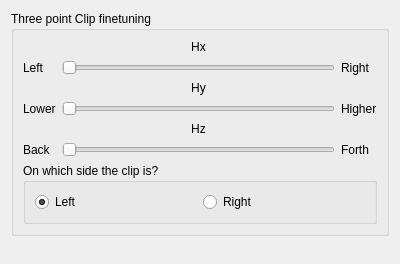
First picture: the form in src/qt_gui/clip_tweaking.ui, repository mavak/linux-track, before the edit.
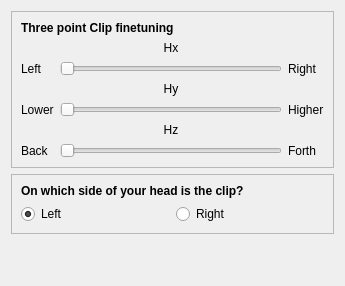
Second picture: the form after the edit.

What changed in the file:
```diff
--- a/src/qt_gui/clip_tweaking.ui
+++ b/src/qt_gui/clip_tweaking.ui
@@ -6,8 +6,8 @@
    <rect>
     <x>0</x>
     <y>0</y>
-    <width>400</width>
-    <height>264</height>
+    <width>345</width>
+    <height>286</height>
    </rect>
   </property>
   <property name="windowTitle">
@@ -15,11 +15,27 @@
   </property>
   <layout class="QVBoxLayout" name="verticalLayout_2">
    <item>
-    <widget class="QGroupBox" name="groupBox">
-     <property name="title">
-      <string>Three point Clip finetuning</string>
+    <widget class="QFrame" name="frame">
+     <property name="frameShape">
+      <enum>QFrame::StyledPanel</enum>
+     </property>
+     <property name="frameShadow">
+      <enum>QFrame::Raised</enum>
      </property>
      <layout class="QVBoxLayout" name="verticalLayout">
+      <item>
+       <widget class="QLabel" name="label_10">
+        <property name="font">
+         <font>
+          <weight>75</weight>
+          <bold>true</bold>
+         </font>
+        </property>
+        <property name="text">
+         <string>Three point Clip finetuning</string>
+        </property>
+       </widget>
+      </item>
       <item>
        <layout class="QGridLayout" name="gridLayout">
         <item row="1" column="0">
@@ -117,12 +133,33 @@
         </item>
        </layout>
       </item>
+     </layout>
+    </widget>
+   </item>
       <item>
-       <widget class="QGroupBox" name="groupBox_2">
-        <property name="title">
-         <string>On which side the clip is?</string>
-        </property>
-        <layout class="QHBoxLayout" name="horizontalLayout_2">
+    <widget class="QFrame" name="frame_2">
+     <property name="frameShape">
+      <enum>QFrame::StyledPanel</enum>
+     </property>
+     <property name="frameShadow">
+      <enum>QFrame::Raised</enum>
+     </property>
+     <layout class="QVBoxLayout" name="verticalLayout_3">
+      <item>
+       <widget class="QLabel" name="label_11">
+        <property name="font">
+         <font>
+          <weight>75</weight>
+          <bold>true</bold>
+         </font>
+        </property>
+        <property name="text">
+         <string>On which side of your head is the clip?</string>
+        </property>
+       </widget>
+      </item>
+      <item>
+       <layout class="QHBoxLayout" name="horizontalLayout">
          <item>
           <widget class="QRadioButton" name="ClipLeft">
            <property name="sizePolicy">
@@ -147,7 +184,6 @@
           </widget>
          </item>
         </layout>
-       </widget>
       </item>
      </layout>
     </widget>
```
Lines whose indentation alone changed are shown as unchanged.
